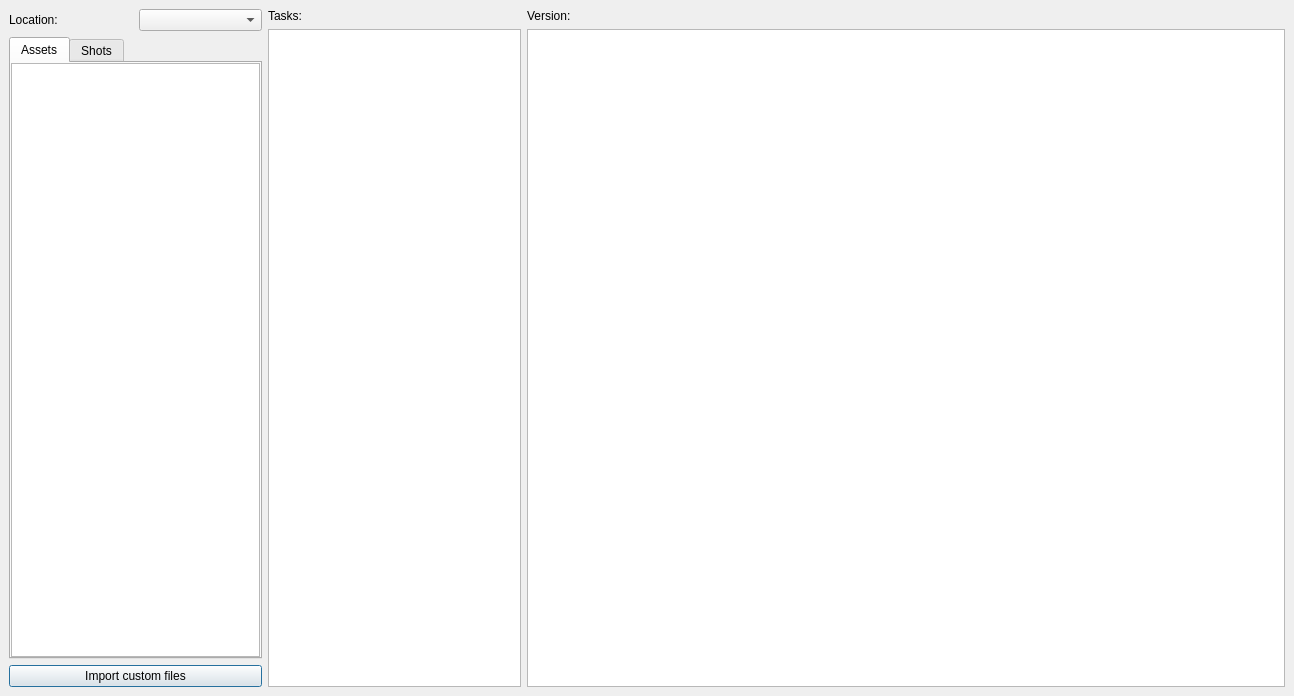
Above: Prism/Scripts/ProjectScripts/UserInterfaces/TaskSelection.ui from PrismPipeline/Prism before the change. Below: the same form after it.
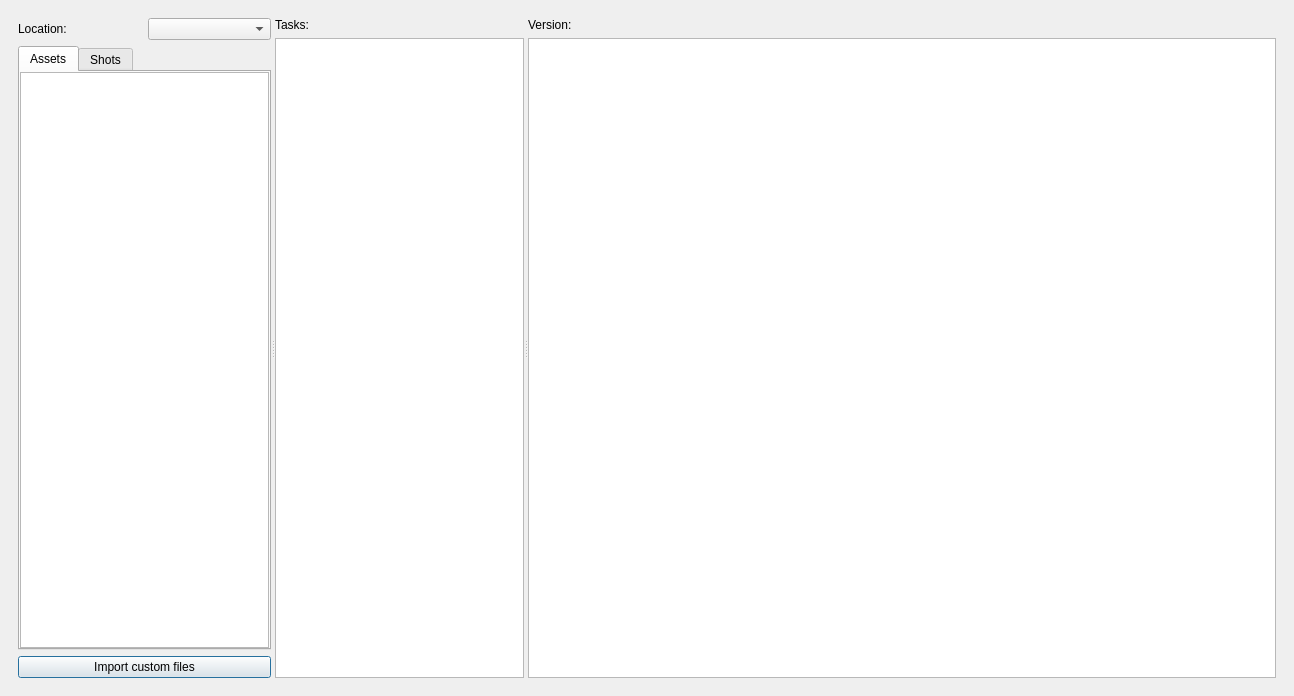
That is the form after the change.

```diff
--- a/Prism/Scripts/ProjectScripts/UserInterfaces/TaskSelection.ui
+++ b/Prism/Scripts/ProjectScripts/UserInterfaces/TaskSelection.ui
@@ -32,22 +32,11 @@
    <item>
     <widget class="QWidget" name="widget_4" native="true">
      <layout class="QHBoxLayout" name="horizontalLayout_2">
-      <property name="spacing">
-       <number>6</number>
-      </property>
-      <property name="leftMargin">
-       <number>0</number>
-      </property>
-      <property name="topMargin">
-       <number>0</number>
-      </property>
-      <property name="rightMargin">
-       <number>0</number>
-      </property>
-      <property name="bottomMargin">
-       <number>0</number>
-      </property>
       <item>
+       <widget class="QSplitter" name="splitter">
+        <property name="orientation">
+         <enum>Qt::Horizontal</enum>
+        </property>
        <widget class="QWidget" name="widget" native="true">
         <property name="sizePolicy">
          <sizepolicy hsizetype="Preferred" vsizetype="Preferred">
@@ -210,9 +199,7 @@
          </item>
         </layout>
        </widget>
-      </item>
-      <item>
-       <widget class="QWidget" name="widget_2" native="true">
+        <widget class="QWidget" name="w_tasks" native="true">
         <property name="sizePolicy">
          <sizepolicy hsizetype="Preferred" vsizetype="Preferred">
           <horstretch>1</horstretch>
@@ -248,8 +235,6 @@
          </item>
         </layout>
        </widget>
-      </item>
-      <item>
        <widget class="QWidget" name="widget_3" native="true">
         <property name="sizePolicy">
          <sizepolicy hsizetype="Preferred" vsizetype="Preferred">
@@ -346,6 +331,7 @@
           </widget>
          </item>
         </layout>
+        </widget>
        </widget>
       </item>
      </layout>
```
Left out of the diff: 88 changed lines with no effect on the pictures. Lines whose indentation alone changed are shown as unchanged.
